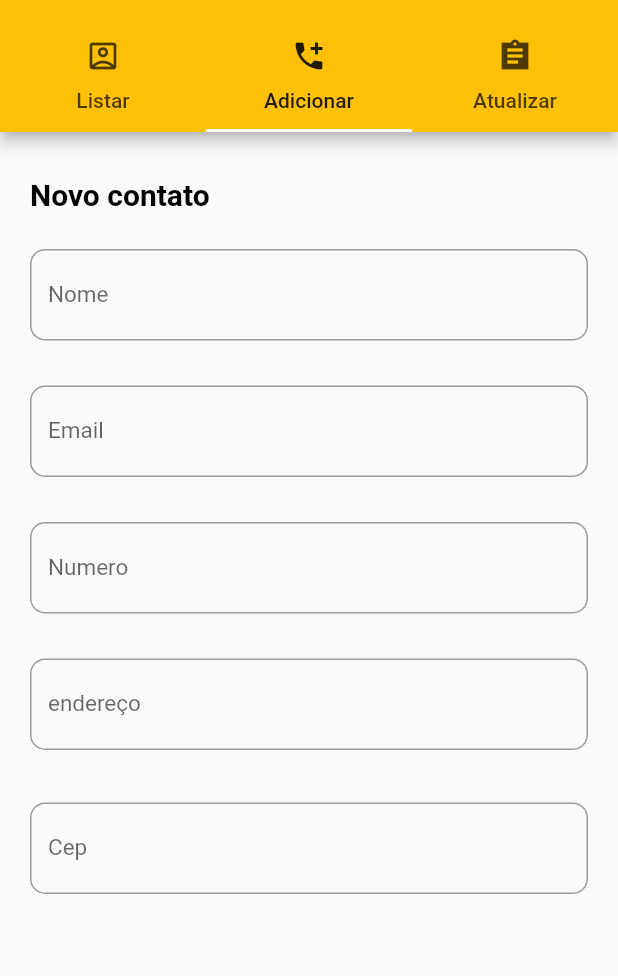
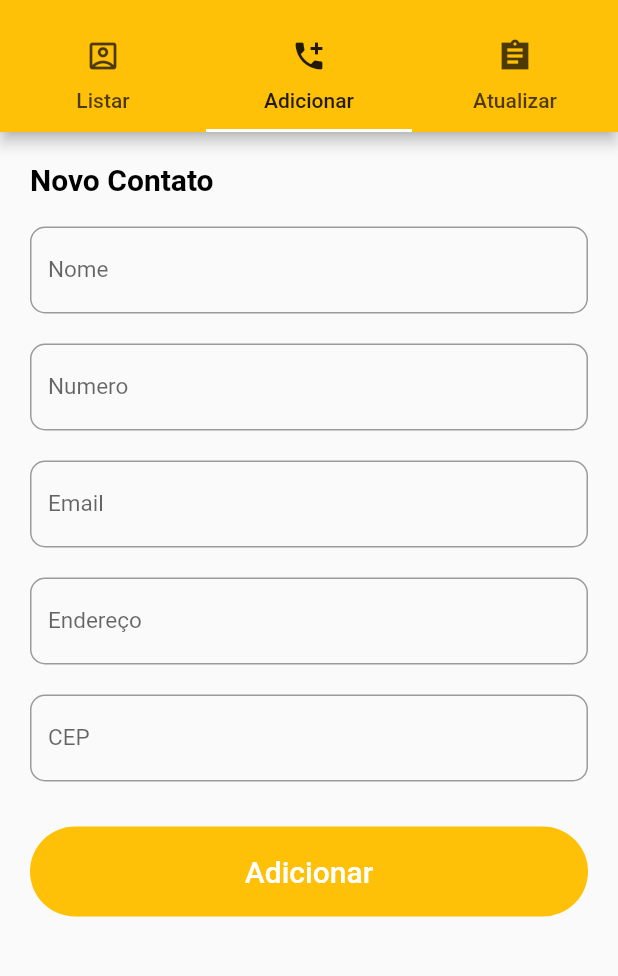
Before and after one commit to HomeniqueM/agenda_de_contatos_app, a Flutter app: the screen it shows after launch, tab 2 chosen, on a phone screen of 412 x 824 dp, the part 63-1039 px from its top. Run offline on Flutter 3.47's test engine with Material 2 defaults, Android fonts, the phone set to English and light mode, and no system bars; our stand-ins replace cloud_firestore, firebase_core; accounts and stored records are empty.

Commit message:
Tela de criação de contatos concluidas

```diff
--- a/lib/screens/abas/tela_adicionar_contato.dart
+++ b/lib/screens/abas/tela_adicionar_contato.dart
@@ -17,124 +17,156 @@ class _AdicionarContatoState extends State<AdicionarContato> {
   // Builder
   @override
   Widget build(BuildContext context) {
-    return GestureDetector(
-      onTap: ()=>FocusScope.of(context).unfocus(),
-      child: SingleChildScrollView(
-        child: Container(
-          child: Padding(
-            padding: EdgeInsets.symmetric(horizontal: 20.0, vertical: 20.0),
+    return Scaffold(
+      body: GestureDetector(
+        onTap: () =>FocusScope.of(context).unfocus(),
+        child: SingleChildScrollView(
+
+          child: Container(
+            padding: EdgeInsets.symmetric(horizontal: 20.0),
             child: Column(
               crossAxisAlignment: CrossAxisAlignment.start,
               children: <Widget>[
-                SizedBox(
-                  height: 10,
+                // Espaço entre a barra
+                SizedBox(height: 20),
+                Text(
+                  'Novo Contato',
+                  style: TextStyle(
+                      color: Colors.black, fontSize: 20, fontWeight: FontWeight.bold),
                 ),
-                Text(
-                  "Novo contato",
-                  style: TextStyle(
-                      color: Colors.black,
-                      fontSize: 20.0,
-                      fontWeight: FontWeight.bold),
-                ),
-                SizedBox(
-                  height: 10,
-                ),
+                SizedBox(height: 10),
                 Form(
                   key: _formkey,
                   child: Column(
                     children: <Widget>[
-                      // Input nome
                       Padding(
-                        padding: EdgeInsets.symmetric(vertical: 15),
+                        padding: EdgeInsets.symmetric(
+                          vertical: 10.0,
+                        ),
                         child: TextFormField(
-                          style: TextStyle(fontSize: 18),
+                          style: TextStyle(fontSize: 15.0),
                           decoration: InputDecoration(
                             labelText: 'Nome',
                             labelStyle: TextStyle(fontSize: 15),
                             border: OutlineInputBorder(
-                              borderRadius: BorderRadius.circular(10.0),
+                              borderRadius: BorderRadius.circular(10),
                             ),
                           ),
                           validator: (input) => input.trim().isEmpty
-                              ? 'Por favor entre com um nome'
+                              ? "Por favor informe um nome"
                               : null,
                           onSaved: (input) => _nome = input,
                           initialValue: _nome,
                         ),
                       ),
-                      // Input Email
                       Padding(
-                        padding: EdgeInsets.symmetric(vertical: 15),
+                        padding: EdgeInsets.symmetric(
+                          vertical: 10.0,
+                        ),
+                        child: TextFormField(
+                          keyboardType: TextInputType.phone,
+                          style: TextStyle(fontSize: 15.0),
+                          decoration: InputDecoration(
+                            labelText: 'Numero',
+                            labelStyle: TextStyle(fontSize: 15),
+                            border: OutlineInputBorder(
+                              borderRadius: BorderRadius.circular(10),
+                            ),
+                          ),
+                          //+xx(XX)xxxx-xxxx
+                          validator: (input) => input.trim().length > 14
+                              ? "Numero invalido"
+                              : null,
+                          onSaved: (input) => _numero = input,
+                          initialValue: _numero,
+                        ),
+                      ),
+                      Padding(
+                        padding: EdgeInsets.symmetric(
+                          vertical: 10.0,
+                        ),
                         child: TextFormField(
                           keyboardType: TextInputType.emailAddress,
-                          style: TextStyle(fontSize: 18),
+                          style: TextStyle(fontSize: 15.0),
                           decoration: InputDecoration(
                             labelText: 'Email',
                             labelStyle: TextStyle(fontSize: 15),
                             border: OutlineInputBorder(
-                              borderRadius: BorderRadius.circular(10.0),
+                              borderRadius: BorderRadius.circular(10),
                             ),
                           ),
-                          validator: (input) => input.trim().isEmpty
-                              ? 'Por favor entre com um nome'
+
+                          validator: (input) => input.trim().length > 100
+                              ? "Por favor informe um email valido"
                               : null,
                           onSaved: (input) => _email = input,
                           initialValue: _email,
                         ),
                       ),
-                      // Input numero
                       Padding(
-                        padding: EdgeInsets.symmetric(vertical: 15),
+                        padding: EdgeInsets.symmetric(
+                          vertical: 10.0,
+                        ),
                         child: TextFormField(
-                          keyboardType: TextInputType.phone,
-                          style: TextStyle(fontSize: 18),
+                          style: TextStyle(fontSize: 15.0),
                           decoration: InputDecoration(
-                            labelText: 'Numero',
+                            labelText: 'Endereço',
                             labelStyle: TextStyle(fontSize: 15),
                             border: OutlineInputBorder(
-                              borderRadius: BorderRadius.circular(10.0),
+                              borderRadius: BorderRadius.circular(10),
                             ),
                           ),
-                          onSaved: (input) => _numero = input,
-                          initialValue: _numero,
-                        ),
-                      ),
-                      // Input endereço
-                      Padding(
-                        padding: EdgeInsets.symmetric(vertical: 15),
-                        child: TextFormField(
-                          style: TextStyle(fontSize: 18),
-                          decoration: InputDecoration(
-                            labelText: 'endereço',
-                            labelStyle: TextStyle(fontSize: 15),
-                            border: OutlineInputBorder(
-                              borderRadius: BorderRadius.circular(10.0),
-                            ),
-                          ),
+
+                          validator: (input) => input.trim().length > 150
+                              ? "Por favor, informe um endereço valido"
+                              : null,
                           onSaved: (input) => _endereco = input,
                           initialValue: _endereco,
                         ),
                       ),
-                      // Input Cep
                       Padding(
-                        padding: EdgeInsets.symmetric(vertical: 20),
+                        padding: EdgeInsets.symmetric(
+                          vertical: 10.0,
+                        ),
                         child: TextFormField(
                           keyboardType: TextInputType.number,
-                          style: TextStyle(fontSize: 18),
+                          style: TextStyle(fontSize: 15.0),
                           decoration: InputDecoration(
-                            labelText: 'Cep',
+                            labelText: 'CEP',
                             labelStyle: TextStyle(fontSize: 15),
                             border: OutlineInputBorder(
-                              borderRadius: BorderRadius.circular(10.0),
+                              borderRadius: BorderRadius.circular(10),
                             ),
                           ),
+
+                          validator: (input) => input.trim().length > 10
+                              ? "Por favor, informe um CEP valido"
+                              : null,
                           onSaved: (input) => _cep = input,
                           initialValue: _cep,
                         ),
-                      )
+                      ),
+                      Container(
+                        margin: EdgeInsets.symmetric(vertical: 20),
+                        height: 60,
+                        width: double.infinity,
+                        decoration: BoxDecoration(
+                            color: Theme.of(context).primaryColor,
+                            borderRadius: BorderRadius.circular(30)),
+                        child: FlatButton(
+                          child: Text(
+                            'Adicionar',
+                            style: TextStyle(
+                              color: Colors.white,
+                              fontSize: 20.0,
+                            ),
+                          ),
+                          onPressed: _submit,
+                        ),
+                      ),
                     ],
                   ),
-                ),
+                )
               ],
             ),
           ),
@@ -143,14 +175,10 @@ class _AdicionarContatoState extends State<AdicionarContato> {
     );
   }
 
-  //Existe ,porém não vai ser usado
-  String validateEmail(String value) {
-    Pattern pattern =
-        r'^(([^<>()[\]\\.,;:\s@\"]+(\.[^<>()[\]\\.,;:\s@\"]+)*)|(\".+\"))@((\[[0-9]{1,3}\.[0-9]{1,3}\.[0-9]{1,3}\.[0-9]{1,3}\])|(([a-zA-Z\-0-9]+\.)+[a-zA-Z]{2,}))$';
-    RegExp regex = new RegExp(pattern);
-    if (!regex.hasMatch(value))
-      return 'Enter Valid Email';
-    else
-      return null;
+  _submit() {
+    if (_formkey.currentState.validate()) {
+      _formkey.currentState.save();
+      print('$_nome,$_numero,$_email,$_cep');
+    }
   }
 }
```
